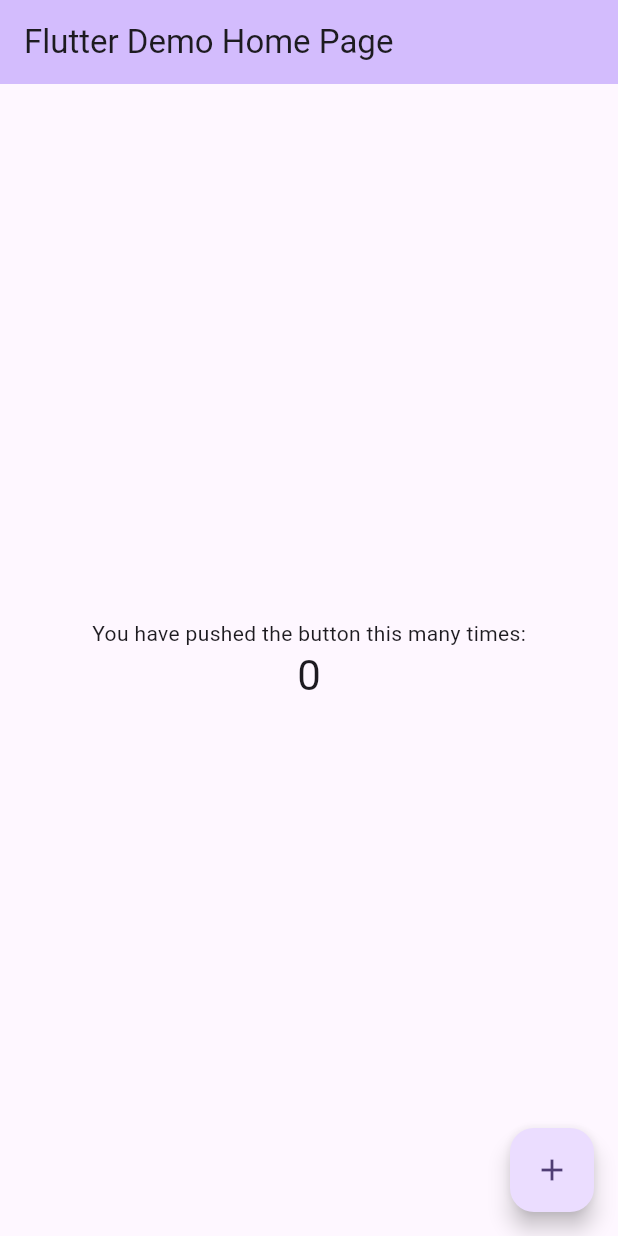
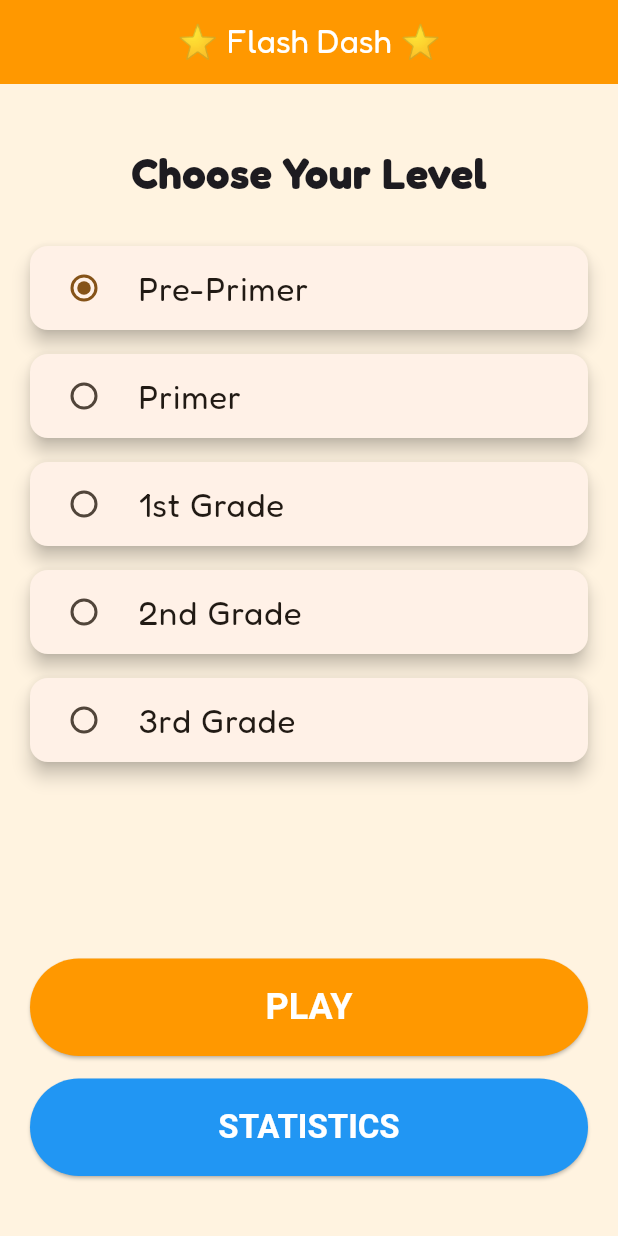
Before and after one commit to Arfrial/dolch-sight-word-game, a Flutter app: the screen it shows after launch, on a phone screen of 412 x 824 dp. Run offline on Flutter 3.47's test engine with Material 3 defaults, Android fonts, the phone set to English and light mode, and no system bars; our stand-ins replace google_fonts.

Commit message:
home screen initialization

```diff
--- a/lib/main.dart
+++ b/lib/main.dart
@@ -1,122 +1,25 @@
 import 'package:flutter/material.dart';
+import 'package:google_fonts/google_fonts.dart';
+import 'screens/home_screen.dart';
 
 void main() {
-  runApp(const MyApp());
+  runApp(const FlashDashApp());
 }
 
-class MyApp extends StatelessWidget {
-  const MyApp({super.key});
+class FlashDashApp extends StatelessWidget {
+  const FlashDashApp({super.key});
 
-  // This widget is the root of your application.
   @override
   Widget build(BuildContext context) {
     return MaterialApp(
-      title: 'Flutter Demo',
+      title: 'Flash Dash',
+      debugShowCheckedModeBanner: false,
       theme: ThemeData(
-        // This is the theme of your application.
-        //
-        // TRY THIS: Try running your application with "flutter run". You'll see
-        // the application has a purple toolbar. Then, without quitting the app,
-        // try changing the seedColor in the colorScheme below to Colors.green
-        // and then invoke "hot reload" (save your changes or press the "hot
-        // reload" button in a Flutter-supported IDE, or press "r" if you used
-        // the command line to start the app).
-        //
-        // Notice that the counter didn't reset back to zero; the application
-        // state is not lost during the reload. To reset the state, use hot
-        // restart instead.
-        //
-        // This works for code too, not just values: Most code changes can be
-        // tested with just a hot reload.
-        colorScheme: .fromSeed(seedColor: Colors.deepPurple),
+        useMaterial3: true,
+        colorSchemeSeed: Colors.orange,
+        textTheme: GoogleFonts.fredokaTextTheme(),
       ),
-      home: const MyHomePage(title: 'Flutter Demo Home Page'),
+      home: const HomeScreen(),
     );
   }
 }
-
-class MyHomePage extends StatefulWidget {
-  const MyHomePage({super.key, required this.title});
-
-  // This widget is the home page of your application. It is stateful, meaning
-  // that it has a State object (defined below) that contains fields that affect
-  // how it looks.
-
-  // This class is the configuration for the state. It holds the values (in this
-  // case the title) provided by the parent (in this case the App widget) and
-  // used by the build method of the State. Fields in a Widget subclass are
-  // always marked "final".
-
-  final String title;
-
-  @override
-  State<MyHomePage> createState() => _MyHomePageState();
-}
-
-class _MyHomePageState extends State<MyHomePage> {
-  int _counter = 0;
-
-  void _incrementCounter() {
-    setState(() {
-      // This call to setState tells the Flutter framework that something has
-      // changed in this State, which causes it to rerun the build method below
-      // so that the display can reflect the updated values. If we changed
-      // _counter without calling setState(), then the build method would not be
-      // called again, and so nothing would appear to happen.
-      _counter++;
-    });
-  }
-
-  @override
-  Widget build(BuildContext context) {
-    // This method is rerun every time setState is called, for instance as done
-    // by the _incrementCounter method above.
-    //
-    // The Flutter framework has been optimized to make rerunning build methods
-    // fast, so that you can just rebuild anything that needs updating rather
-    // than having to individually change instances of widgets.
-    return Scaffold(
-      appBar: AppBar(
-        // TRY THIS: Try changing the color here to a specific color (to
-        // Colors.amber, perhaps?) and trigger a hot reload to see the AppBar
-        // change color while the other colors stay the same.
-        backgroundColor: Theme.of(context).colorScheme.inversePrimary,
-        // Here we take the value from the MyHomePage object that was created by
-        // the App.build method, and use it to set our appbar title.
-        title: Text(widget.title),
-      ),
-      body: Center(
-        // Center is a layout widget. It takes a single child and positions it
-        // in the middle of the parent.
-        child: Column(
-          // Column is also a layout widget. It takes a list of children and
-          // arranges them vertically. By default, it sizes itself to fit its
-          // children horizontally, and tries to be as tall as its parent.
-          //
-          // Column has various properties to control how it sizes itself and
-          // how it positions its children. Here we use mainAxisAlignment to
-          // center the children vertically; the main axis here is the vertical
-          // axis because Columns are vertical (the cross axis would be
-          // horizontal).
-          //
-          // TRY THIS: Invoke "debug painting" (choose the "Toggle Debug Paint"
-          // action in the IDE, or press "p" in the console), to see the
-          // wireframe for each widget.
-          mainAxisAlignment: .center,
-          children: [
-            const Text('You have pushed the button this many times:'),
-            Text(
-              '$_counter',
-              style: Theme.of(context).textTheme.headlineMedium,
-            ),
-          ],
-        ),
-      ),
-      floatingActionButton: FloatingActionButton(
-        onPressed: _incrementCounter,
-        tooltip: 'Increment',
-        child: const Icon(Icons.add),
-      ),
-    );
-  }
-}
--- a/lib/screens/home_screen.dart
+++ b/lib/screens/home_screen.dart
@@ -0,0 +1,122 @@
+import 'package:flutter/material.dart';
+
+class HomeScreen extends StatefulWidget {
+  const HomeScreen({super.key});
+
+  @override
+  State<HomeScreen> createState() => _HomeScreenState();
+}
+
+class _HomeScreenState extends State<HomeScreen> {
+  String selectedLevel = "Pre-Primer";
+
+  final List<String> levels = [
+    "Pre-Primer",
+    "Primer",
+    "1st Grade",
+    "2nd Grade",
+    "3rd Grade",
+  ];
+
+  @override
+  Widget build(BuildContext context) {
+    return Scaffold(
+      backgroundColor: Colors.orange.shade50,
+      appBar: AppBar(
+        title: const Text("⭐ Flash Dash ⭐"),
+        centerTitle: true,
+        backgroundColor: Colors.orange,
+        foregroundColor: Colors.white,
+      ),
+      body: Padding(
+        padding: const EdgeInsets.all(20),
+        child: Column(
+          children: [
+
+            const SizedBox(height: 20),
+
+            const Text(
+              "Choose Your Level",
+              style: TextStyle(
+                fontSize: 28,
+                fontWeight: FontWeight.bold,
+              ),
+            ),
+
+            const SizedBox(height: 20),
+
+            Expanded(
+              child: ListView.builder(
+                itemCount: levels.length,
+                itemBuilder: (context, index) {
+
+                  final level = levels[index];
+
+                  return Card(
+                    elevation: 5,
+                    margin: const EdgeInsets.symmetric(vertical: 8),
+                    child: RadioListTile<String>(
+                      title: Text(
+                        level,
+                        style: const TextStyle(fontSize: 22),
+                      ),
+                      value: level,
+                      groupValue: selectedLevel,
+                      onChanged: (value) {
+                        setState(() {
+                          selectedLevel = value!;
+                        });
+                      },
+                    ),
+                  );
+                },
+              ),
+            ),
+
+            SizedBox(
+              width: double.infinity,
+              height: 65,
+              child: ElevatedButton(
+                onPressed: () {
+
+                },
+                style: ElevatedButton.styleFrom(
+                  backgroundColor: Colors.orange,
+                  foregroundColor: Colors.white,
+                  textStyle: const TextStyle(
+                    fontSize: 24,
+                    fontWeight: FontWeight.bold,
+                  ),
+                ),
+                child: const Text("PLAY"),
+              ),
+            ),
+
+            const SizedBox(height: 15),
+
+            SizedBox(
+              width: double.infinity,
+              height: 65,
+              child: ElevatedButton(
+                onPressed: () {
+
+                },
+                style: ElevatedButton.styleFrom(
+                  backgroundColor: Colors.blue,
+                  foregroundColor: Colors.white,
+                  textStyle: const TextStyle(
+                    fontSize: 22,
+                    fontWeight: FontWeight.bold,
+                  ),
+                ),
+                child: const Text("STATISTICS"),
+              ),
+            ),
+
+            const SizedBox(height: 20),
+          ],
+        ),
+      ),
+    );
+  }
+}
```
